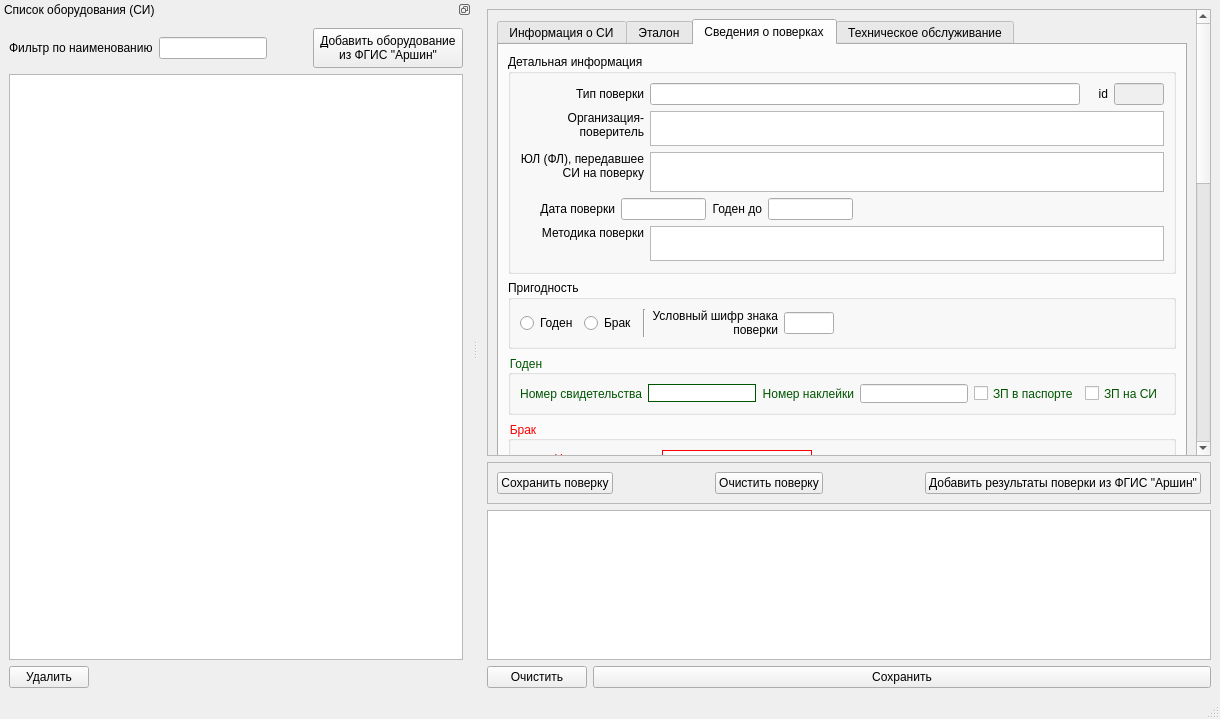
Qt form equipment.ui (sylmain/Cometa1) before a commit.
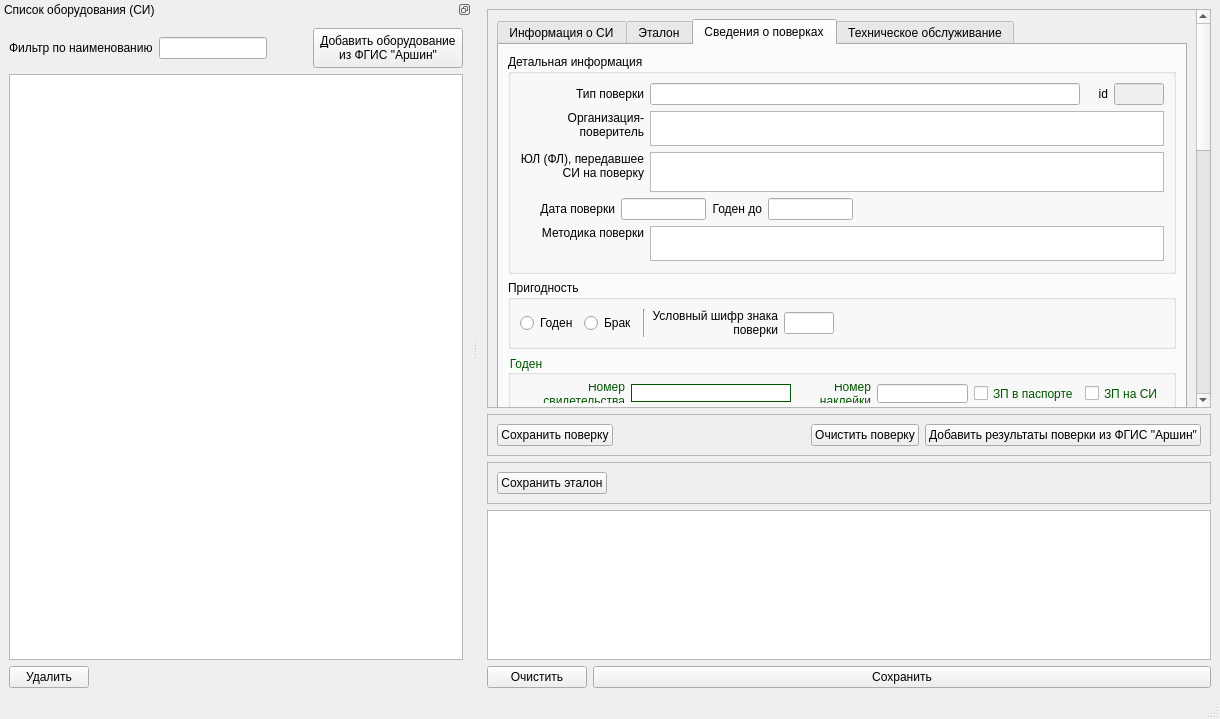
The same form after that commit. The open tabs and pages were chosen to show the change.

```diff
--- a/equipment.ui
+++ b/equipment.ui
@@ -30,7 +30,7 @@
        <property name="geometry">
         <rect>
          <x>0</x>
-         <y>0</y>
+         <y>-153</y>
          <width>687</width>
          <height>1080</height>
         </rect>
@@ -1864,9 +1864,15 @@
                </item>
                <item row="0" column="1">
                 <widget class="QLineEdit" name="lineEdit_vri_certNum">
+                 <property name="minimumSize">
+                  <size>
+                   <width>160</width>
+                   <height>0</height>
+                  </size>
+                 </property>
                  <property name="maximumSize">
                   <size>
-                   <width>150</width>
+                   <width>160</width>
                    <height>16777215</height>
                   </size>
                  </property>
@@ -1945,9 +1951,15 @@
               <layout class="QGridLayout" name="gridLayout_19">
                <item row="0" column="1">
                 <widget class="QLineEdit" name="lineEdit_vri_noticeNum">
+                 <property name="minimumSize">
+                  <size>
+                   <width>160</width>
+                   <height>0</height>
+                  </size>
+                 </property>
                  <property name="maximumSize">
                   <size>
-                   <width>150</width>
+                   <width>160</width>
                    <height>16777215</height>
                   </size>
                  </property>
@@ -2209,6 +2221,12 @@
       <layout class="QHBoxLayout" name="horizontalLayout_5">
        <item>
         <widget class="QPushButton" name="pushButton_save_vri">
+         <property name="minimumSize">
+          <size>
+           <width>110</width>
+           <height>0</height>
+          </size>
+         </property>
          <property name="text">
           <string>Сохранить поверку</string>
          </property>
@@ -2234,19 +2252,6 @@
          </property>
         </widget>
        </item>
-       <item>
-        <spacer name="horizontalSpacer_4">
-         <property name="orientation">
-          <enum>Qt::Horizontal</enum>
-         </property>
-         <property name="sizeHint" stdset="0">
-          <size>
-           <width>40</width>
-           <height>20</height>
-          </size>
-         </property>
-        </spacer>
-       </item>
        <item>
         <widget class="QPushButton" name="pushButton_add_vri">
          <property name="minimumSize">
@@ -2266,6 +2271,44 @@
       </layout>
      </widget>
     </item>
+    <item>
+     <widget class="QFrame" name="frame_mieta_buttons">
+      <property name="frameShape">
+       <enum>QFrame::StyledPanel</enum>
+      </property>
+      <property name="frameShadow">
+       <enum>QFrame::Sunken</enum>
+      </property>
+      <layout class="QHBoxLayout" name="horizontalLayout_9">
+       <item>
+        <widget class="QPushButton" name="pushButton_save_mieta">
+         <property name="minimumSize">
+          <size>
+           <width>110</width>
+           <height>0</height>
+          </size>
+         </property>
+         <property name="text">
+          <string>Сохранить эталон</string>
+         </property>
+        </widget>
+       </item>
+       <item>
+        <spacer name="horizontalSpacer_10">
+         <property name="orientation">
+          <enum>Qt::Horizontal</enum>
+         </property>
+         <property name="sizeHint" stdset="0">
+          <size>
+           <width>40</width>
+           <height>20</height>
+          </size>
+         </property>
+        </spacer>
+       </item>
+      </layout>
+     </widget>
+    </item>
     <item>
      <widget class="QTableView" name="tableView_vri_list">
       <property name="maximumSize">
```
Left out of the diff: 2 changed lines with no effect on the pictures.
